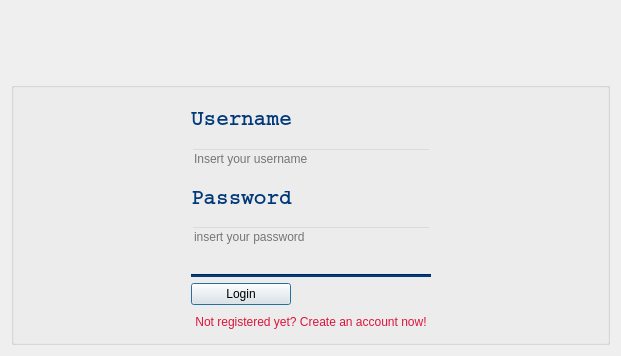
The window that client/log_dialog.ui (PoliDox/PoliDox) describes before a commit, drawn with Qt 5; both pictures show x 0 to 621 and y 198 to 554 of the 621 by 554 pixel window.
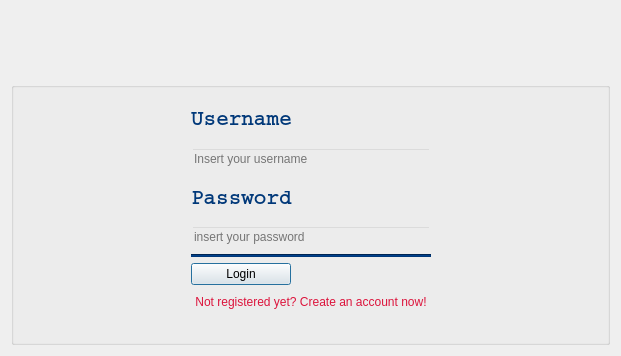
The same window after the commit. Icons and pictures are not drawn.

Commit message: fixed registration form

What changed in the file:
```diff
--- a/client/log_dialog.ui
+++ b/client/log_dialog.ui
@@ -47,38 +47,6 @@
       <string/>
      </property>
      <layout class="QGridLayout" name="gridLayout">
-      <item row="13" column="1">
-       <widget class="QPushButton" name="pushButton_register">
-        <property name="cursor">
-         <cursorShape>PointingHandCursor</cursorShape>
-        </property>
-        <property name="styleSheet">
-         <string notr="true">color:crimson;</string>
-        </property>
-        <property name="text">
-         <string>Not registered yet? Create an account now!</string>
-        </property>
-        <property name="autoDefault">
-         <bool>false</bool>
-        </property>
-        <property name="default">
-         <bool>false</bool>
-        </property>
-        <property name="flat">
-         <bool>true</bool>
-        </property>
-       </widget>
-      </item>
-      <item row="6" column="1">
-       <widget class="Line" name="line">
-        <property name="styleSheet">
-         <string notr="true">background-color:#003879;</string>
-        </property>
-        <property name="orientation">
-         <enum>Qt::Horizontal</enum>
-        </property>
-       </widget>
-      </item>
       <item row="3" column="0">
        <spacer name="horizontalSpacer">
         <property name="orientation">
@@ -92,25 +60,6 @@
         </property>
        </spacer>
       </item>
-      <item row="8" column="1">
-       <widget class="QPushButton" name="pushButton_login">
-        <property name="maximumSize">
-         <size>
-          <width>100</width>
-          <height>16777215</height>
-         </size>
-        </property>
-        <property name="cursor">
-         <cursorShape>PointingHandCursor</cursorShape>
-        </property>
-        <property name="styleSheet">
-         <string notr="true"/>
-        </property>
-        <property name="text">
-         <string>Login</string>
-        </property>
-       </widget>
-      </item>
       <item row="3" column="2">
        <spacer name="horizontalSpacer_2">
         <property name="orientation">
@@ -124,8 +73,11 @@
         </property>
        </spacer>
       </item>
-      <item row="3" column="1">
+      <item row="3" column="1" rowspan="2">
        <layout class="QVBoxLayout" name="verticalLayout">
+        <property name="bottomMargin">
+         <number>20</number>
+        </property>
         <item>
          <widget class="QLabel" name="label">
           <property name="sizePolicy">
@@ -206,20 +158,55 @@
          </widget>
         </item>
         <item>
-         <spacer name="verticalSpacer">
+         <widget class="Line" name="line">
+          <property name="styleSheet">
+           <string notr="true">background-color:#003879;</string>
+          </property>
           <property name="orientation">
-           <enum>Qt::Vertical</enum>
+           <enum>Qt::Horizontal</enum>
           </property>
-          <property name="sizeType">
-           <enum>QSizePolicy::Fixed</enum>
-          </property>
-          <property name="sizeHint" stdset="0">
+         </widget>
+        </item>
+        <item>
+         <widget class="QPushButton" name="pushButton_login">
+          <property name="maximumSize">
            <size>
-            <width>20</width>
-            <height>20</height>
+            <width>100</width>
+            <height>16777215</height>
            </size>
           </property>
-         </spacer>
+          <property name="cursor">
+           <cursorShape>PointingHandCursor</cursorShape>
+          </property>
+          <property name="styleSheet">
+           <string notr="true"/>
+          </property>
+          <property name="text">
+           <string>Login</string>
+          </property>
+         </widget>
+        </item>
+        <item>
+         <widget class="QPushButton" name="pushButton_register">
+          <property name="cursor">
+           <cursorShape>PointingHandCursor</cursorShape>
+          </property>
+          <property name="styleSheet">
+           <string notr="true">color:crimson;</string>
+          </property>
+          <property name="text">
+           <string>Not registered yet? Create an account now!</string>
+          </property>
+          <property name="autoDefault">
+           <bool>false</bool>
+          </property>
+          <property name="default">
+           <bool>false</bool>
+          </property>
+          <property name="flat">
+           <bool>true</bool>
+          </property>
+         </widget>
         </item>
        </layout>
       </item>
```
The commit also changes 1 other file.
